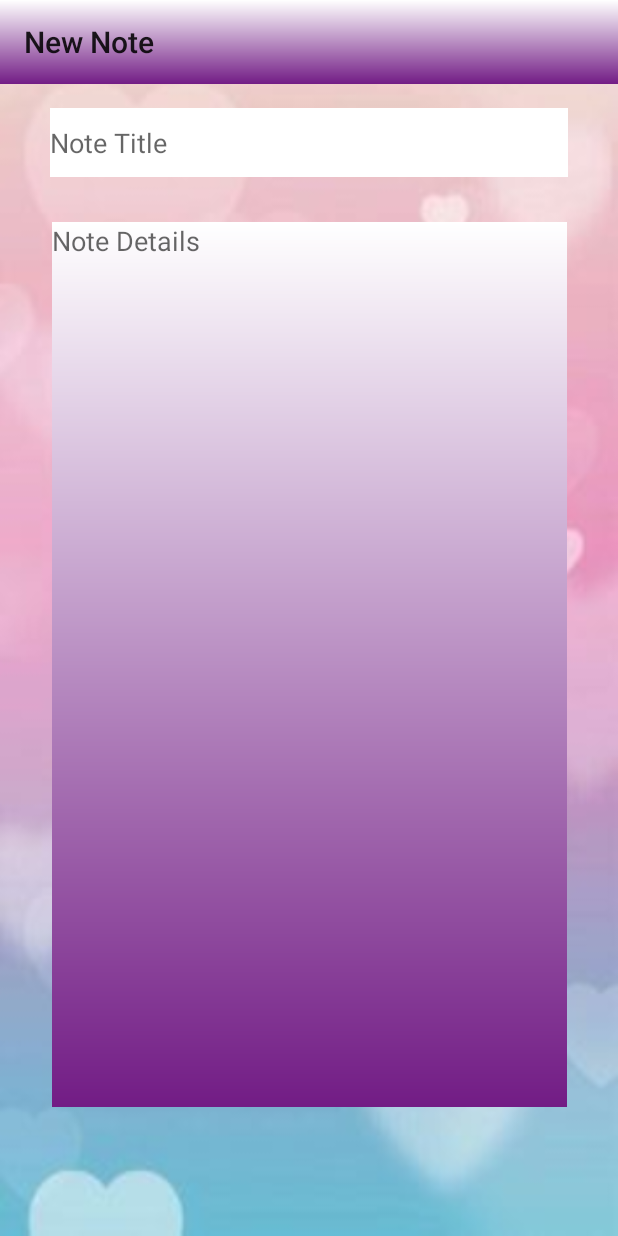
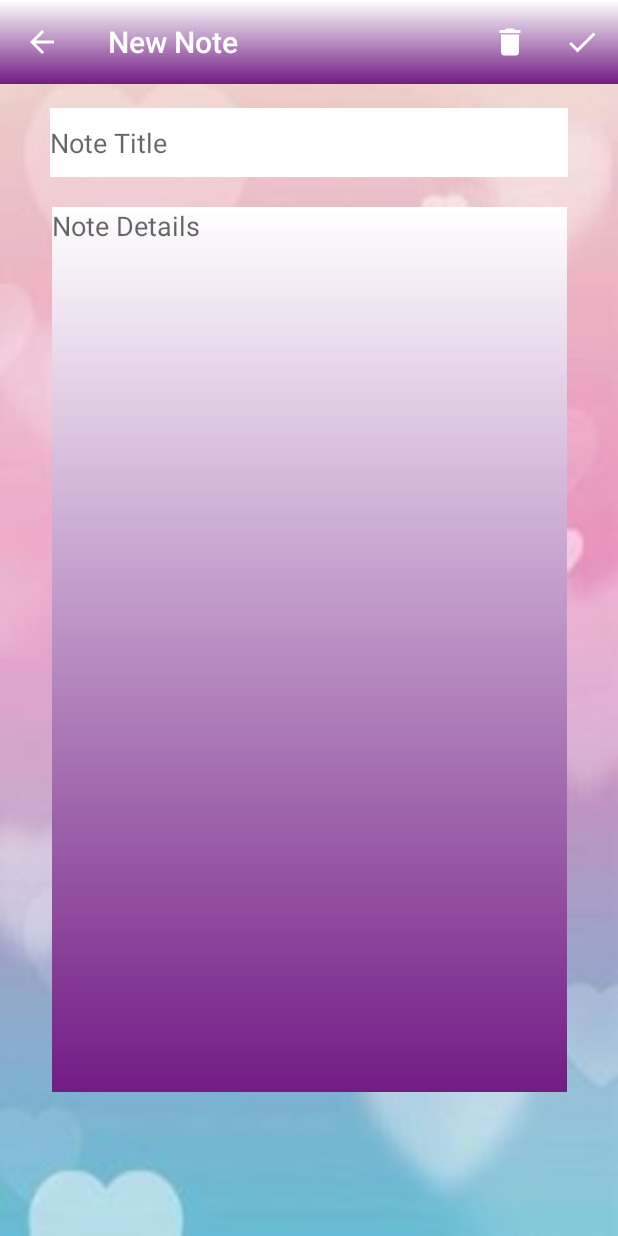
Before and after one commit to KTZgraph/BDSM, an Android app: the AddNote screen opened directly, with no data from a screen before it, on a phone screen of 412 x 824 dp. Run offline under Robolectric (Android 15) with nearby library versions, the phone set to English and light mode, and no system bars.

Commit message:
[AddNoteActivity] got to parent activity

```diff
--- a/app/src/main/AndroidManifest.xml
+++ b/app/src/main/AndroidManifest.xml
@@ -18,7 +18,11 @@
         </activity>
         <activity android:name=".LoginActivity"></activity>
         <activity android:name=".NoteActivity"></activity>
-        <activity android:name=".AddNote"></activity>
+        <activity android:name=".AddNote">
+            <meta-data
+                android:name="android.support.PARENT_ACTIVITY"
+                android:value=".NoteActivity" />
+        </activity>
     </application>
 
 </manifest>
--- a/app/src/main/java/com/example/loginscreen/AddNote.java
+++ b/app/src/main/java/com/example/loginscreen/AddNote.java
@@ -1,11 +1,15 @@
 package com.example.loginscreen;
 
+import android.content.Intent;
 import android.os.Bundle;
 import android.text.Editable;
 import android.text.TextWatcher;
 import android.util.Log;
+import android.view.Menu;
+import android.view.MenuInflater;
+import android.view.MenuItem;
 import android.widget.EditText;
-
+import android.widget.Toast;
 import androidx.appcompat.app.AppCompatActivity;
 import androidx.appcompat.widget.Toolbar;
 
@@ -27,8 +31,10 @@ public class AddNote extends AppCompatActivity {
         super.onCreate(savedInstanceState);
         setContentView(R.layout.activity_add_note);
         toolbar = findViewById(R.id.toolbar);
+        toolbar.setTitleTextColor(getResources().getColor(R.color.white));
         setSupportActionBar(toolbar);
         getSupportActionBar().setTitle("New Note");
+        getSupportActionBar().setDisplayHomeAsUpEnabled(true);
 
         noteTile = findViewById(R.id.noteTitle);
         noteDetails = findViewById(R.id.noteDetails);
@@ -41,7 +47,7 @@ public class AddNote extends AppCompatActivity {
 
             @Override
             public void onTextChanged(CharSequence s, int start, int before, int count) {
-                if(s.length() != 0){
+                if(s.length() != 0 || s.equals("") || s.equals(" ")){
                     getSupportActionBar().setTitle(s);
                 }
             }
@@ -64,4 +70,23 @@ public class AddNote extends AppCompatActivity {
         if(i<10) return "0" + i;
         else return String.valueOf(i);
     }
+
+    @Override
+    public boolean onCreateOptionsMenu(Menu menu) {
+        MenuInflater inflater = getMenuInflater();
+        inflater.inflate(R.menu.save_menu, menu);
+        return true;
+    }
+
+    @Override
+    public boolean onOptionsItemSelected(MenuItem item) {
+        if (item.getItemId() == R.id.save){
+            Toast.makeText(this, "SAVE btn clicked", Toast.LENGTH_SHORT).show();
+        }
+        if (item.getItemId() == R.id.delete){
+            Toast.makeText(this, "DELETE btn clicked", Toast.LENGTH_SHORT).show();
+        }
+
+        return super.onOptionsItemSelected(item);
+    }
 }
--- /dev/null
+++ b/app/src/main/res/drawable/ic_check_white_24dp.xml
@@ -0,0 +1,5 @@
+<vector android:height="24dp" android:tint="#FFFFFF"
+    android:viewportHeight="24.0" android:viewportWidth="24.0"
+    android:width="24dp" xmlns:android="http://schemas.android.com/apk/res/android">
+    <path android:fillColor="#FF000000" android:pathData="M9,16.17L4.83,12l-1.42,1.41L9,19 21,7l-1.41,-1.41z"/>
+</vector>
--- /dev/null
+++ b/app/src/main/res/drawable/ic_delete_white_24dp.xml
@@ -0,0 +1,5 @@
+<vector android:height="24dp" android:tint="#FFFFFF"
+    android:viewportHeight="24.0" android:viewportWidth="24.0"
+    android:width="24dp" xmlns:android="http://schemas.android.com/apk/res/android">
+    <path android:fillColor="#FF000000" android:pathData="M6,19c0,1.1 0.9,2 2,2h8c1.1,0 2,-0.9 2,-2V7H6v12zM19,4h-3.5l-1,-1h-5l-1,1H5v2h14V4z"/>
+</vector>
--- a/app/src/main/res/layout/activity_add_note.xml
+++ b/app/src/main/res/layout/activity_add_note.xml
@@ -14,7 +14,8 @@
         app:layout_constraintEnd_toEndOf="parent"
         app:layout_constraintStart_toStartOf="parent"
         app:layout_constraintTop_toTopOf="parent"
-        android:background="@drawable/gradient"/>
+        android:background="@drawable/gradient"
+        android:theme="@style/ThemeOverlay.AppCompat.Dark.ActionBar"/>
 
     <EditText
         android:id="@+id/noteTitle"
@@ -39,7 +40,7 @@
         android:layout_height="590dp"
         android:layout_marginStart="16dp"
         android:layout_marginLeft="16dp"
-        android:layout_marginTop="30dp"
+        android:layout_marginTop="20dp"
         android:layout_marginEnd="16dp"
         android:layout_marginRight="16dp"
         android:layout_marginBottom="8dp"
--- /dev/null
+++ b/app/src/main/res/menu/save_menu.xml
@@ -0,0 +1,15 @@
+<?xml version="1.0" encoding="utf-8"?>
+<menu xmlns:app="http://schemas.android.com/apk/res-auto"
+    xmlns:android="http://schemas.android.com/apk/res/android">
+
+    <item
+        android:id="@+id/delete"
+        android:icon="@drawable/ic_delete_white_24dp"
+        android:title="Delete"
+        app:showAsAction="ifRoom" />
+    <item
+        android:id="@+id/save"
+        android:icon="@drawable/ic_check_white_24dp"
+        android:title="Save"
+        app:showAsAction="ifRoom" />
+</menu>
--- a/app/src/main/res/values/colors.xml
+++ b/app/src/main/res/values/colors.xml
@@ -5,4 +5,5 @@
     <color name="colorAccent">#D81B60</color>
     <color name="colorField">#4F70C9EB</color>
     <color name="colorTextField">#983EA7</color>
+    <color name="white">#ffffff</color>
 </resources>
```
